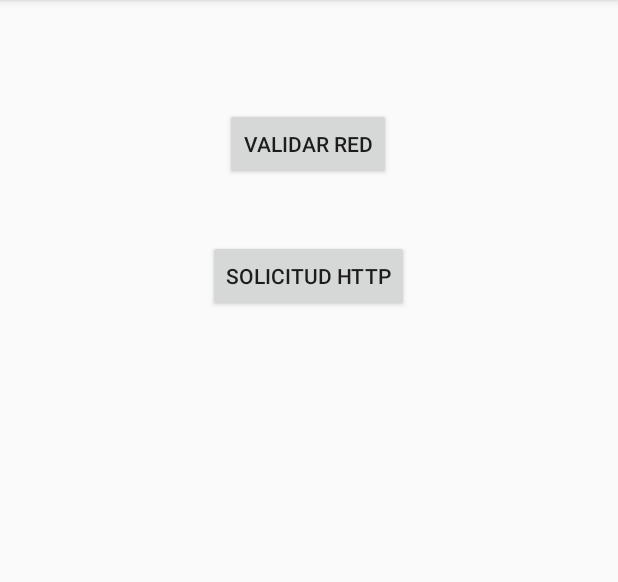
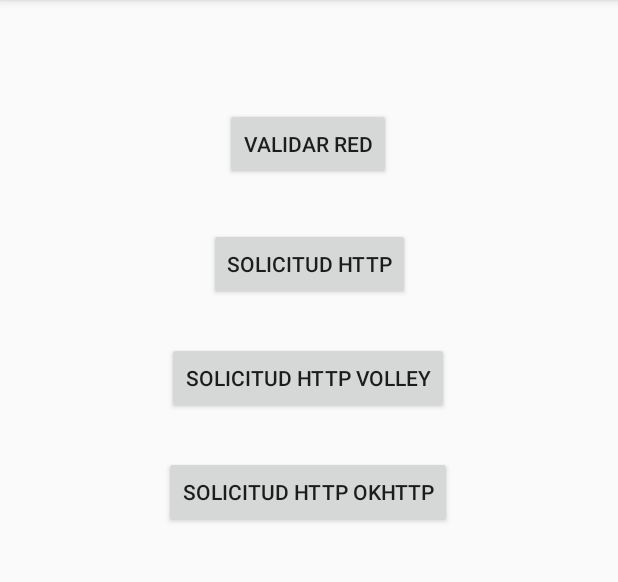
Before and after one commit to mariacan/SolicitudesHTTP, an Android app: the screen it shows after launch (MainActivity), on a phone screen of 412 x 824 dp, the part 84-666 px from its top. Run offline under Robolectric (Android 15) with nearby library versions, the phone set to English and light mode, and no system bars; our stand-ins replace Volley.

Commit message:
Segundo commit

```diff
--- a/app/build.gradle
+++ b/app/build.gradle
@@ -38,4 +38,6 @@ dependencies {
     testImplementation 'junit:junit:4.13.2'
     androidTestImplementation 'com.android.support.test:runner:1.0.2'
     androidTestImplementation 'com.android.support.test.espresso:espresso-core:3.0.2'
+
+    implementation 'com.android.volley:volley:1.2.1'
 }
--- a/app/src/main/res/layout/activity_main.xml
+++ b/app/src/main/res/layout/activity_main.xml
@@ -21,10 +21,31 @@
         android:id="@+id/bSolicitudHTTP"
         android:layout_width="wrap_content"
         android:layout_height="wrap_content"
-        android:layout_marginTop="40dp"
+        android:layout_marginTop="32dp"
         android:text="Solicitud HTTP"
+        app:layout_constraintEnd_toEndOf="parent"
+        app:layout_constraintStart_toStartOf="parent"
+        app:layout_constraintTop_toBottomOf="@+id/bValidarRed" />
+
+    <Button
+        android:id="@+id/bVolley"
+        android:layout_width="wrap_content"
+        android:layout_height="wrap_content"
+        android:layout_marginTop="28dp"
+        android:text="Solicitud HTTP Volley"
         app:layout_constraintEnd_toEndOf="parent"
         app:layout_constraintHorizontal_bias="0.498"
         app:layout_constraintStart_toStartOf="parent"
-        app:layout_constraintTop_toBottomOf="@+id/bValidarRed" />
+        app:layout_constraintTop_toBottomOf="@+id/bSolicitudHTTP" />
+
+    <Button
+        android:id="@+id/bOk"
+        android:layout_width="wrap_content"
+        android:layout_height="wrap_content"
+        android:layout_marginTop="28dp"
+        android:text="SOLICITUD HTTP OKHTTP"
+        app:layout_constraintEnd_toEndOf="parent"
+        app:layout_constraintHorizontal_bias="0.498"
+        app:layout_constraintStart_toStartOf="parent"
+        app:layout_constraintTop_toBottomOf="@+id/bVolley" />
 </android.support.constraint.ConstraintLayout>
```
Also changed, not shown: app/src/main/java/com/example/solicitudeshttp/MainActivity.kt (+28 -0 lines).
